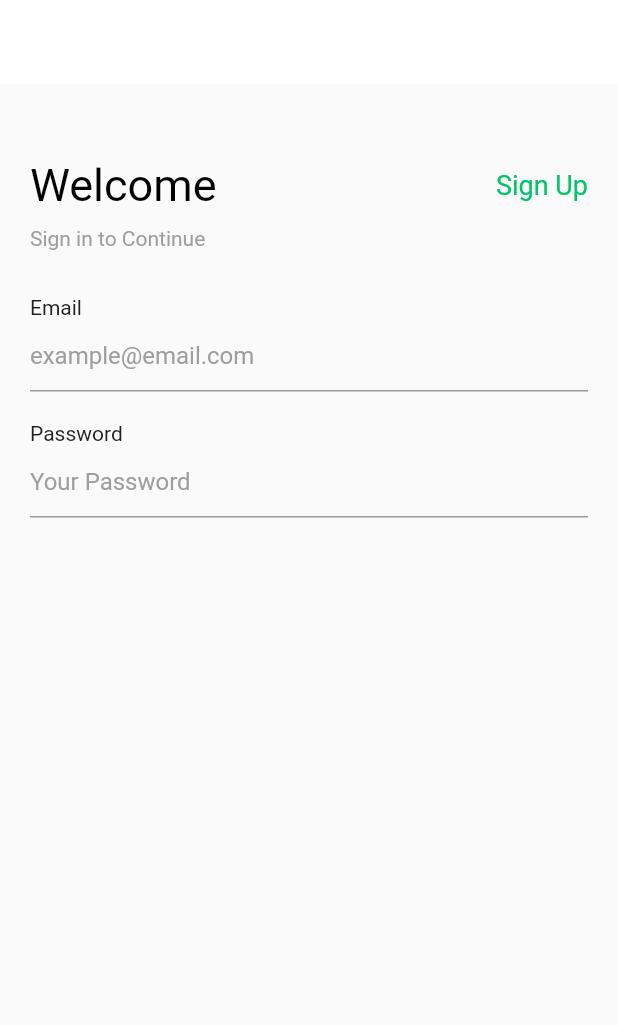
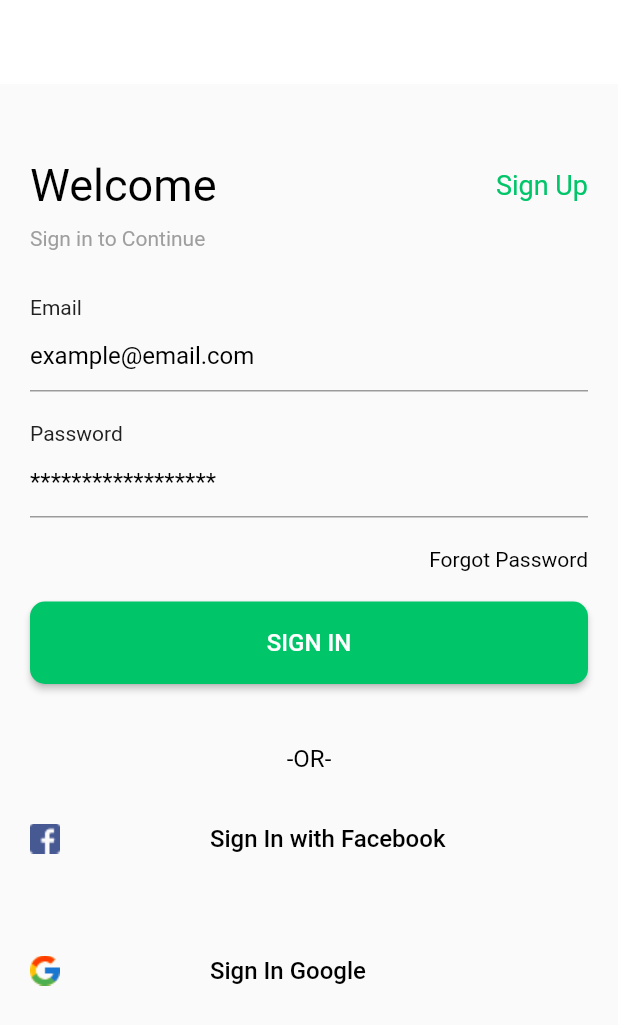
Before and after one commit to WarunaDisanayaka/jewllery-app, a Flutter app: the screen it shows after launch, on a phone screen of 412 x 824 dp. Shown: the top 1025 px of the screen. Run offline on Flutter 3.47's test engine with Material 2 defaults, Android fonts, the phone set to English and light mode, and no system bars.

Commit message:
Login UI done

```diff
--- a/lib/view/login_screen.dart
+++ b/lib/view/login_screen.dart
@@ -1,11 +1,16 @@
 import 'package:flutter/cupertino.dart';
 import 'package:flutter/material.dart';
+import 'package:jewllery_app/view/widgets/custom_button.dart';
+import 'package:jewllery_app/view/widgets/custom_button_social.dart';
 // import 'package:jewelry_app/view/widgets/custom_text.dart';
 import 'package:jewllery_app/view/widgets/custom_text.dart';
+import 'package:jewllery_app/view/widgets/custom_text_form_field.dart';
 
 import '../constance.dart';
 
 class LoginScreen extends StatelessWidget {
+  get controller => null;
+
   Widget build(BuildContext context) {
     return Scaffold(
       appBar: AppBar(
@@ -26,36 +31,36 @@ class LoginScreen extends StatelessWidget {
             SizedBox(height: 10),
             CustomText(text: 'Sign in to Continue', fontSize: 14, color: Colors.grey,),
             SizedBox(height: 30),
-            Column(
-              children: [
-                CustomText(text: 'Email', fontSize: 14, color: Colors.grey.shade900,),
-                TextFormField(
-                  decoration: InputDecoration(
-                    hintText: 'example@email.com',
-                    hintStyle: TextStyle(
-                      color: Colors.grey,
-                    ),
-                    fillColor: Colors.white,
-                  ),
-                ),
-              ],
+            CustomTextFormField('Email', 'example@email.com', (value){}, (value){}),
+            SizedBox(height: 20),  // Add some spacing between the email and password fields
+            CustomTextFormField('Password', '******************', (p0) { }, (p0) => null),
+            SizedBox(height: 20,),
+            CustomText(text: 'Forgot Password', fontSize: 14,alignment: Alignment.topRight,),
+            SizedBox(height: 20,),
+            CustomButton('SIGN IN', () { }),
+            SizedBox(
+              height: 40,
             ),
-            SizedBox(height: 20),  // Add some spacing between the email and password fields
-            Column(
-              children: [
-                CustomText(text: 'Password', fontSize: 14, color: Colors.grey.shade900,),
-                TextFormField(
-                  obscureText: true,  // This will hide the entered password
-                  decoration: InputDecoration(
-                    hintText: 'Your Password',
-                    hintStyle: TextStyle(
-                      color: Colors.grey,
-                    ),
-                    fillColor: Colors.white,
-                  ),
-                ),
-              ],
+            CustomText(text: '-OR-',
+              alignment: Alignment.center,),
+            SizedBox(height: 20,),
+            CustomButtonSocial(
+              text: 'Sign In with Facebook',
+              onPress: () {
+                controller.facebookSignInMethod();
+              },
+              imageName: 'assets/images/facebook.png',
             ),
+            SizedBox(
+              height: 40,
+            ),
+            CustomButtonSocial(
+              text: 'Sign In Google',
+              onPress: () {
+                controller.facebookSignInMethod();
+              },
+              imageName: 'assets/images/google.png',
+            )
           ],
         ),
       ),
--- /dev/null
+++ b/lib/view/widgets/custom_button.dart
@@ -0,0 +1,33 @@
+import 'package:flutter/cupertino.dart';
+import 'package:flutter/material.dart';
+import 'package:jewllery_app/view/widgets/custom_text.dart';
+
+import '../../constance.dart';
+
+class CustomButton extends StatelessWidget{
+
+  final String text;
+  final void Function() onPressed;
+
+  CustomButton(this.text, this.onPressed);
+
+  Widget build(BuildContext context){
+    return ElevatedButton(
+      style: ElevatedButton.styleFrom(
+          shape: RoundedRectangleBorder(
+              borderRadius: BorderRadius.circular(10)
+          ),
+          primary: primaryColor,
+          fixedSize: Size.fromWidth(400),
+          padding: EdgeInsets.all(18),
+          alignment: Alignment.center
+      ),
+      onPressed: onPressed,
+      child: CustomText(
+        text: text,
+        alignment: Alignment.center,
+        color: Colors.white,
+      )
+    );
+  }
+}
--- /dev/null
+++ b/lib/view/widgets/custom_button_social.dart
@@ -0,0 +1,52 @@
+import 'package:flutter/material.dart';
+
+import 'custom_text.dart';
+
+class CustomButtonSocial extends StatelessWidget {
+  final String text;
+  final String imageName;
+  final Function onPress;
+
+  CustomButtonSocial({
+    required this.text,
+    required this.imageName,
+    required this.onPress,
+  });
+
+  @override
+  Widget build(BuildContext context) {
+    return Container(
+      decoration: BoxDecoration(
+        borderRadius: BorderRadius.circular(11),
+        color: Colors.grey.shade50,
+      ),
+      child: ElevatedButton(
+        onPressed: () {
+          onPress(); // Call the onPress function here
+        },
+        style: ElevatedButton.styleFrom(
+          shape: RoundedRectangleBorder(
+            borderRadius: BorderRadius.circular(10.0),
+          ),
+          padding: EdgeInsets.zero, // Remove the default padding
+          alignment: Alignment.center, // Center the content
+          elevation: 0, // Remove the default elevation
+          primary: Colors.transparent, // Set the background color to transparent
+          onSurface: Colors.transparent, // Set the surface color to transparent
+          onPrimary: Colors.transparent, // Set the primary color to transparent
+        ),
+        child: Row(
+          children: [
+            Image.asset(imageName),
+            SizedBox(
+              width: 100,
+            ),
+            CustomText(
+              text: text,
+            ),
+          ],
+        ),
+      ),
+    );
+  }
+}
--- /dev/null
+++ b/lib/view/widgets/custom_text_form_field.dart
@@ -0,0 +1,39 @@
+import 'package:flutter/cupertino.dart';
+import 'package:flutter/material.dart';
+
+import 'custom_text.dart';
+
+class CustomTextFormField extends StatelessWidget {
+  final String text;
+  final String hint;
+  final void Function(String?) onSave; // Change this line
+  final String? Function(String?)? validator; // Change this line
+
+  CustomTextFormField(this.text, this.hint, this.onSave, this.validator);
+
+  @override
+  Widget build(BuildContext context) {
+    return Container(
+      child: Column(
+        children: [
+          CustomText(
+            text: text,
+            fontSize: 14,
+            color: Colors.grey.shade900,
+          ),
+          TextFormField(
+            onSaved: onSave,
+            validator: validator,
+            decoration: InputDecoration(
+              hintText: hint,
+              hintStyle: TextStyle(
+                color: Colors.black,
+              ),
+              fillColor: Colors.white,
+            ),
+          ),
+        ],
+      ),
+    );
+  }
+}
--- a/pubspec.yaml
+++ b/pubspec.yaml
@@ -62,9 +62,9 @@ flutter:
   uses-material-design: true
 
   # To add assets to your application, add an assets section, like this:
-  # assets:
-  #   - images/a_dot_burr.jpeg
-  #   - images/a_dot_ham.jpeg
+  assets:
+    - assets/images/
+    - assets/fonts/
 
   # An image asset can refer to one or more resolution-specific "variants", see
   # https://flutter.dev/assets-and-images/#resolution-aware
```
Also changed, not shown: assets/fonts/SourceSansPro.ttf (added), assets/images/Icon_Cart.png (added), assets/images/Icon_Explore.png (added), assets/images/Icon_Mens Shoe.png (added), assets/images/Icon_User.png (added), assets/images/Image.png (added), assets/images/chaire.png (added), assets/images/facebook.png (added), assets/images/google.png (added).
